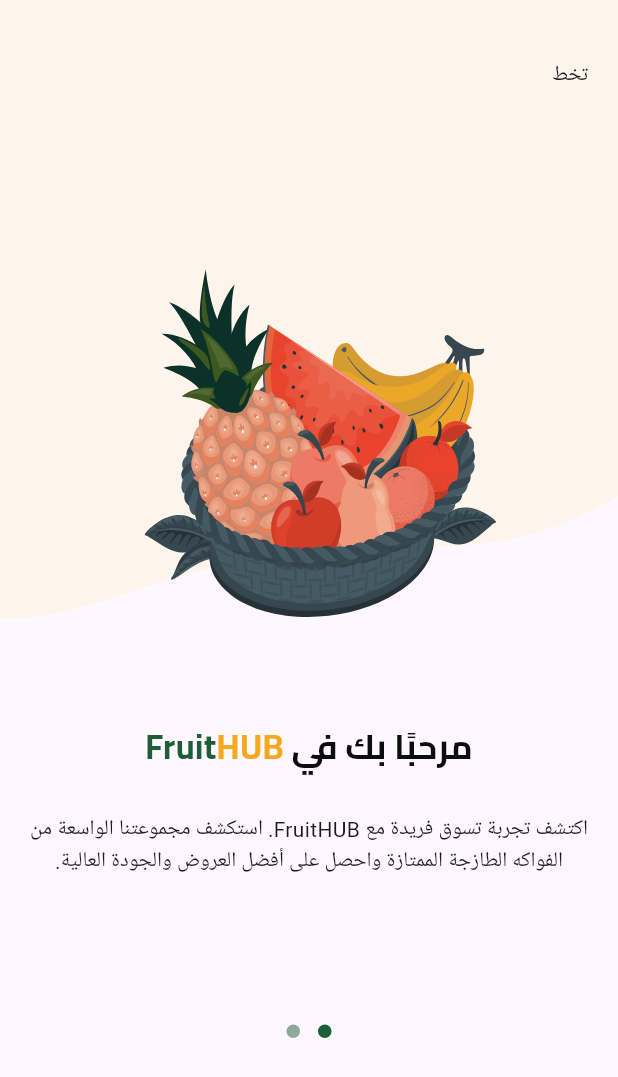
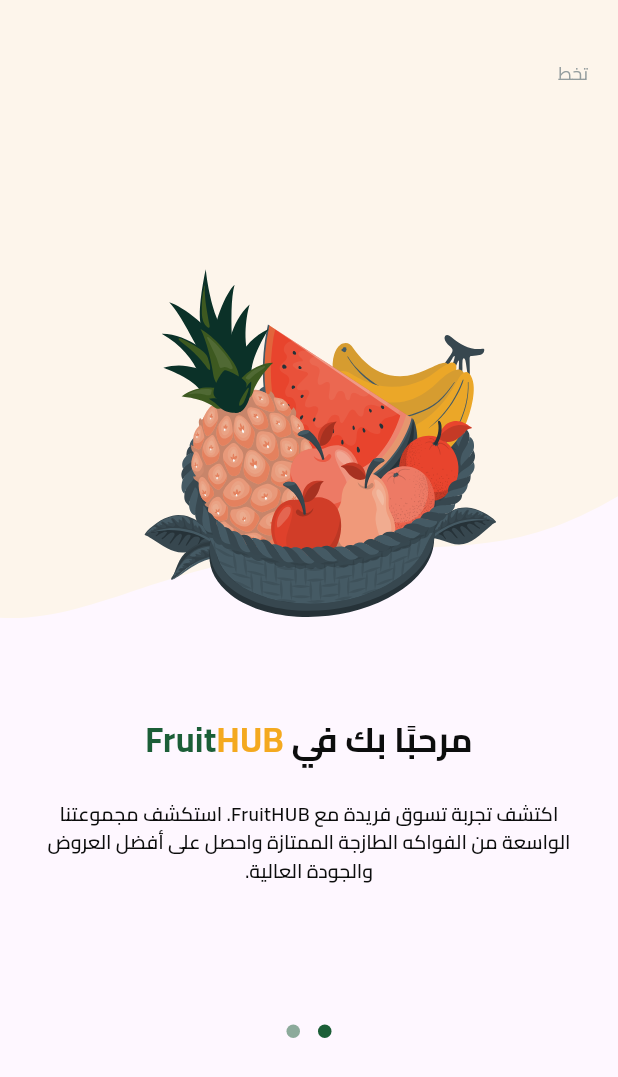
Before and after one commit to mohamed-abdelmaboud1/fruit_hub, a Flutter app: the screen it shows after launch, on a phone screen of 412 x 824 dp. Shown: the top 1077 px of the screen. Run offline on Flutter 3.47's test engine with Material 3 defaults, Android fonts, the phone set to English and light mode, and no system bars; drawn by our look-alikes of dots_indicator; our stand-ins replace device_preview, flutter_hooks, flutter_svg, gap, go_router.

Commit message:
chore: Update constants, add custom button widget, and improve page view logic

```diff
--- a/lib/core/widgets/custom_button.dart
+++ b/lib/core/widgets/custom_button.dart
@@ -1,6 +1,7 @@
 import 'package:flutter/material.dart';
 import 'package:fruit_hub/core/constants/constant.dart';
 import 'package:fruit_hub/core/utils/app_colors.dart';
+import 'package:fruit_hub/core/utils/app_styles.dart';
 
 class CustomButton extends StatelessWidget {
   const CustomButton({
@@ -27,7 +28,10 @@ class CustomButton extends StatelessWidget {
           ),
         ),
         onPressed: onPressed,
-        child: Text(text),
+        child: Text(
+          text,
+          style: AppStyles.bold16,
+        ),
       ),
     );
   }
--- a/lib/features/onboarding/ui/widgets/onboarding_page_view.dart
+++ b/lib/features/onboarding/ui/widgets/onboarding_page_view.dart
@@ -4,6 +4,7 @@ import 'package:fruit_hub/features/onboarding/data/models/page_view_item_model.d
 import 'package:fruit_hub/features/onboarding/ui/widgets/page_view_item.dart';
 
 import 'page_view_item_title.dart';
+import 'page_view_item_title2.dart';
 
 class OnboardingPageView extends StatelessWidget {
   const OnboardingPageView({
@@ -16,7 +17,7 @@ class OnboardingPageView extends StatelessWidget {
     return [
       PageViewItemModel(
         isVisible: true,
-        titleWidget: PageViewItemTitle(),
+        titleWidget: PageViewItemTitle1(),
         description:
             'اكتشف تجربة تسوق فريدة مع FruitHUB. استكشف مجموعتنا الواسعة من الفواكه الطازجة الممتازة واحصل على أفضل العروض والجودة العالية.',
         backgroundImage: Assets.assetsImagesPageViewItem1BackgroundImage,
@@ -24,16 +25,7 @@ class OnboardingPageView extends StatelessWidget {
       ),
       PageViewItemModel(
         isVisible: false,
-        titleWidget: Text(
-          'ابحث وتسوق',
-          style: TextStyle(
-            color: Color(0xFF0C0D0D),
-            fontSize: 23,
-            fontFamily: 'Cairo',
-            fontWeight: FontWeight.w700,
-            height: 0,
-          ),
-        ),
+        titleWidget: PageViewItemTitle2(),
         description:
             'نقدم لك أفضل الفواكه المختارة بعناية. اطلع على التفاصيل والصور والتقييمات لتتأكد من اختيار الفاكهة المثالية.',
         backgroundImage: Assets.assetsImagesPageViewItem2BackgroundImage,
@@ -47,9 +39,11 @@ class OnboardingPageView extends StatelessWidget {
     return PageView(
       controller: controller,
       children: pageViewItems
-          .map((e) => PageViewItem(
-                model: e,
-              ))
+          .map(
+            (e) => PageViewItem(
+              model: e,
+            ),
+          )
           .toList(),
     );
   }
--- a/lib/features/onboarding/ui/widgets/page_view_item.dart
+++ b/lib/features/onboarding/ui/widgets/page_view_item.dart
@@ -1,5 +1,6 @@
 import 'package:flutter/material.dart';
 import 'package:flutter_svg/flutter_svg.dart';
+import 'package:fruit_hub/core/utils/app_styles.dart';
 import 'package:fruit_hub/features/onboarding/data/models/page_view_item_model.dart';
 
 import 'page_view_item_text_body.dart';
@@ -37,7 +38,7 @@ class PageViewItem extends StatelessWidget {
                 child: Positioned(
                   top: 40,
                   right: 20,
-                  child: Text('تخط'),
+                  child: Text('تخط',style: AppStyles.regular12,),
                 ),
               ),
             ],
--- a/lib/features/onboarding/ui/widgets/page_view_item_text_body.dart
+++ b/lib/features/onboarding/ui/widgets/page_view_item_text_body.dart
@@ -1,5 +1,6 @@
 import 'package:flutter/material.dart';
 import 'package:fruit_hub/core/constants/constant.dart';
+import 'package:fruit_hub/core/utils/app_styles.dart';
 import 'package:fruit_hub/features/onboarding/data/models/page_view_item_model.dart';
 import 'package:gap/gap.dart';
 
@@ -23,6 +24,7 @@ class PageViewItemTextBody extends StatelessWidget {
           Text(
             model.description,
             textAlign: TextAlign.center,
+            style: AppStyles.semiBold13,
           ),
         ],
       ),
--- a/lib/features/onboarding/ui/widgets/page_view_item_title.dart
+++ b/lib/features/onboarding/ui/widgets/page_view_item_title.dart
@@ -1,7 +1,10 @@
 import 'package:flutter/material.dart';
+import 'package:fruit_hub/core/utils/app_colors.dart';
 
-class PageViewItemTitle extends StatelessWidget {
-  const PageViewItemTitle({
+import '../../../../core/utils/app_styles.dart';
+
+class PageViewItemTitle1 extends StatelessWidget {
+  const PageViewItemTitle1({
     super.key,
   });
 
@@ -12,32 +15,18 @@ class PageViewItemTitle extends StatelessWidget {
         children: [
           TextSpan(
             text: 'مرحبًا بك في',
-            style: TextStyle(
-              color: Color(0xFF0C0D0D),
-              fontSize: 23,
-              fontFamily: 'Cairo',
-              fontWeight: FontWeight.w700,
-              height: 0,
-            ),
+            style: AppStyles.bold23,
           ),
           TextSpan(
             text: ' Fruit',
-            style: TextStyle(
-              color: Color(0xFF1B5E37),
-              fontSize: 23,
-              fontFamily: 'Cairo',
-              fontWeight: FontWeight.w700,
-              height: 0,
+            style: AppStyles.bold23.copyWith(
+              color: AppColors.primaryColor,
             ),
           ),
           TextSpan(
             text: 'HUB',
-            style: TextStyle(
+            style: AppStyles.bold23.copyWith(
               color: Color(0xFFF4A91F),
-              fontSize: 23,
-              fontFamily: 'Cairo',
-              fontWeight: FontWeight.w700,
-              height: 0,
             ),
           ),
         ],
--- /dev/null
+++ b/lib/features/onboarding/ui/widgets/page_view_item_title2.dart
@@ -0,0 +1,16 @@
+import 'package:flutter/material.dart';
+import 'package:fruit_hub/core/utils/app_styles.dart';
+
+class PageViewItemTitle2 extends StatelessWidget {
+  const PageViewItemTitle2({
+    super.key,
+  });
+
+  @override
+  Widget build(BuildContext context) {
+    return Text(
+      'ابحث وتسوق',
+      style: AppStyles.bold23,
+    );
+  }
+}
```
